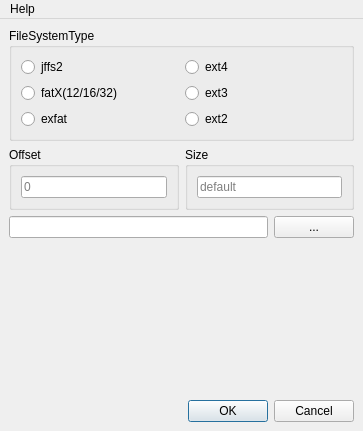
The window that src/mainwindow.ui (QQxiaoming/QFSViewer) describes before a commit, drawn with Qt 5.
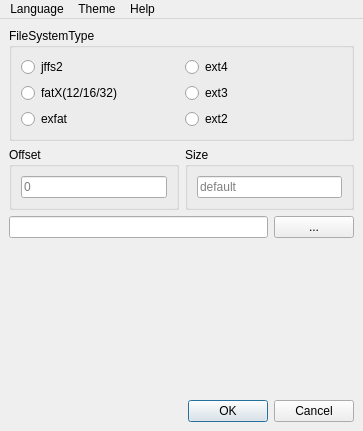
The same window after the commit.

Commit message: src:add theme support

Patch:
```diff
--- a/src/mainwindow.ui
+++ b/src/mainwindow.ui
@@ -182,6 +182,23 @@
     <addaction name="actionAbout"/>
     <addaction name="actionAboutQt"/>
    </widget>
+   <widget class="QMenu" name="menuTheme">
+    <property name="title">
+     <string>Theme</string>
+    </property>
+    <addaction name="actionDark"/>
+    <addaction name="actionLight"/>
+   </widget>
+   <widget class="QMenu" name="menuLanguage">
+    <property name="title">
+     <string>Language</string>
+    </property>
+    <addaction name="actionChinese"/>
+    <addaction name="actionEnglish"/>
+    <addaction name="actionJapanese"/>
+   </widget>
+   <addaction name="menuLanguage"/>
+   <addaction name="menuTheme"/>
    <addaction name="menuHelp"/>
   </widget>
   <action name="actionHelp">
```
Left out of the diff: 40 changed lines with no effect on the pictures. The commit also changes 429 other files.
